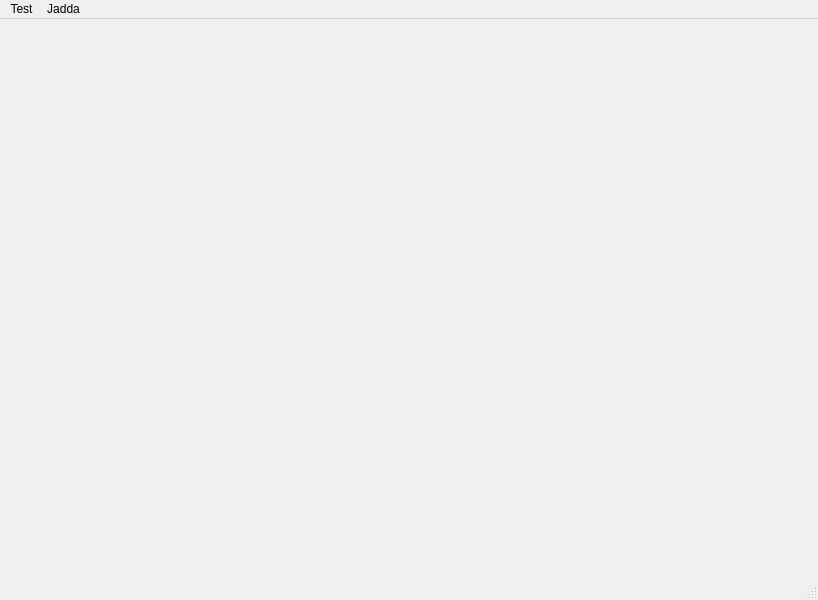
Before: the Qt Designer form mainwindow.ui in Neural-Systems-at-UIO/nutil, drawn with Qt 5.
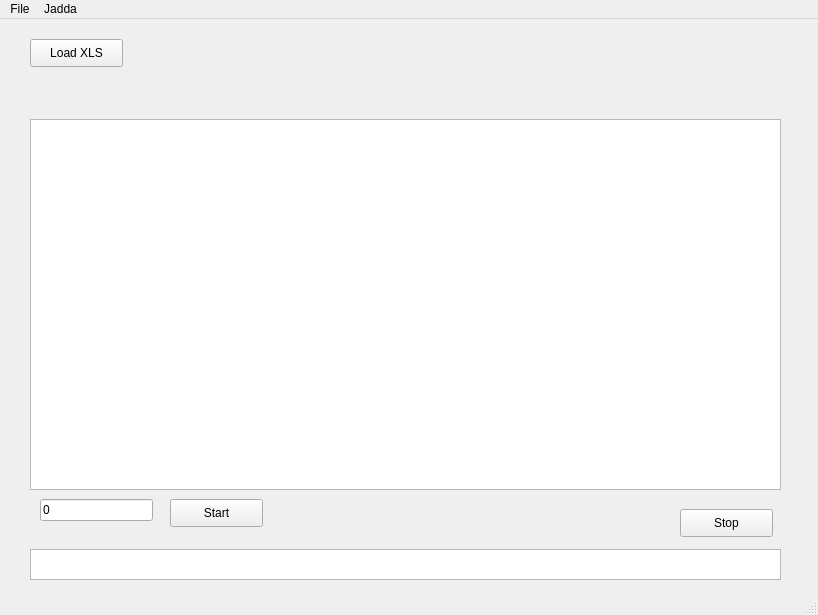
After: the same form once the commit is applied.

Patch:
```diff
--- a/mainwindow.ui
+++ b/mainwindow.ui
@@ -7,13 +7,89 @@
     <x>0</x>
     <y>0</y>
     <width>818</width>
-    <height>600</height>
+    <height>615</height>
    </rect>
   </property>
   <property name="windowTitle">
    <string>MainWindow</string>
   </property>
-  <widget class="QWidget" name="centralwidget"/>
+  <widget class="QWidget" name="centralwidget">
+   <widget class="QPushButton" name="btnLoad">
+    <property name="geometry">
+     <rect>
+      <x>30</x>
+      <y>20</y>
+      <width>93</width>
+      <height>28</height>
+     </rect>
+    </property>
+    <property name="text">
+     <string>Load XLS</string>
+    </property>
+   </widget>
+   <widget class="QTextBrowser" name="txtInfo">
+    <property name="geometry">
+     <rect>
+      <x>30</x>
+      <y>100</y>
+      <width>751</width>
+      <height>371</height>
+     </rect>
+    </property>
+   </widget>
+   <widget class="QPushButton" name="btnStart">
+    <property name="geometry">
+     <rect>
+      <x>170</x>
+      <y>480</y>
+      <width>93</width>
+      <height>28</height>
+     </rect>
+    </property>
+    <property name="text">
+     <string>Start</string>
+    </property>
+   </widget>
+   <widget class="QPushButton" name="btnStop">
+    <property name="geometry">
+     <rect>
+      <x>680</x>
+      <y>490</y>
+      <width>93</width>
+      <height>28</height>
+     </rect>
+    </property>
+    <property name="text">
+     <string>Stop</string>
+    </property>
+   </widget>
+   <widget class="QLineEdit" name="lneSheet">
+    <property name="geometry">
+     <rect>
+      <x>40</x>
+      <y>480</y>
+      <width>113</width>
+      <height>22</height>
+     </rect>
+    </property>
+    <property name="inputMask">
+     <string>999</string>
+    </property>
+    <property name="text">
+     <string>0</string>
+    </property>
+   </widget>
+   <widget class="QTextBrowser" name="txtError">
+    <property name="geometry">
+     <rect>
+      <x>30</x>
+      <y>530</y>
+      <width>751</width>
+      <height>31</height>
+     </rect>
+    </property>
+   </widget>
+  </widget>
   <widget class="QMenuBar" name="menubar">
    <property name="geometry">
     <rect>
@@ -25,7 +101,7 @@
    </property>
    <widget class="QMenu" name="menuTest">
     <property name="title">
-     <string>Test</string>
+     <string>File</string>
     </property>
    </widget>
    <widget class="QMenu" name="menuJadda">
```
Left out of the diff: 6 changed lines with no effect on the pictures.
